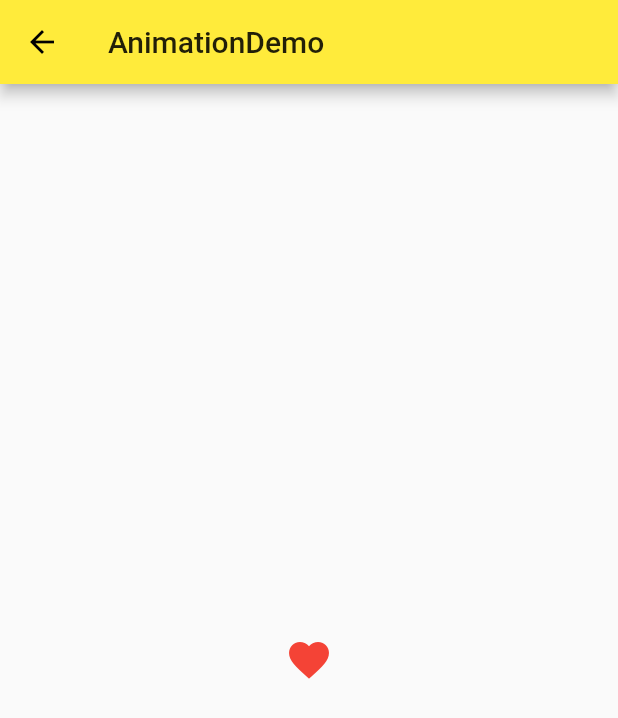
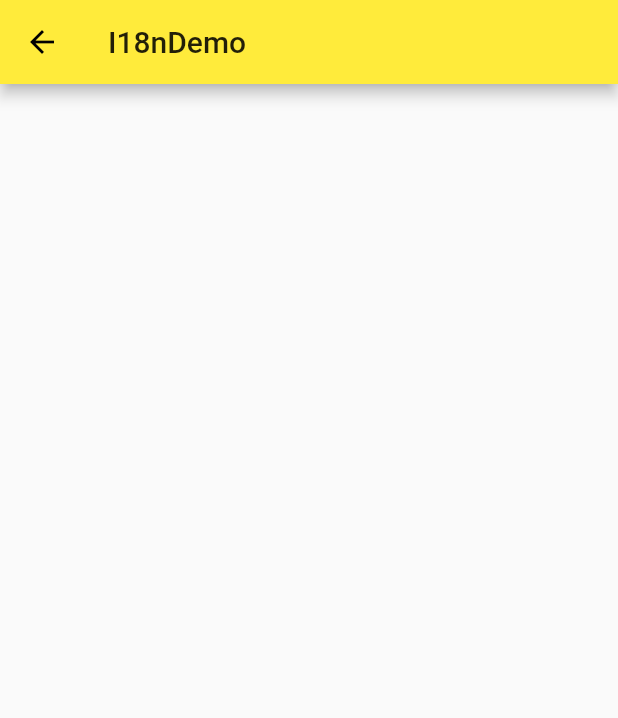
Before and after one commit to yanhao98/ninghao_flutter, a Flutter app: the screen it shows after launch, on a phone screen of 412 x 824 dp. Shown: the top 718 px of the screen. Run offline on Flutter 3.47's test engine with Material 2 defaults, Android fonts, the phone set to English and light mode, and no system bars; our stand-ins replace rxdart.

Commit message:
i18n start

```diff
--- /dev/null
+++ b/lib/demo/i18n/i18n_demo.dart
@@ -0,0 +1,12 @@
+import 'package:flutter/material.dart';
+
+class I18nDemo extends StatelessWidget {
+  @override
+  Widget build(BuildContext context) {
+    return Scaffold(
+      appBar: AppBar(
+        title: Text('I18nDemo'),
+      ),
+    );
+  }
+}
--- a/lib/main.dart
+++ b/lib/main.dart
@@ -3,6 +3,7 @@ import 'package:ninghao_flutter/demo/basic_demo.dart';
 import 'package:ninghao_flutter/demo/bloc/bloc_demo.dart';
 import 'package:ninghao_flutter/demo/form_demo.dart';
 import 'package:ninghao_flutter/demo/http/http_demo.dart';
+import 'package:ninghao_flutter/demo/i18n/i18n_demo.dart';
 import 'package:ninghao_flutter/demo/material_components.dart';
 import 'package:ninghao_flutter/demo/navigator_demo.dart';
 import 'package:ninghao_flutter/demo/sliver_deno.dart';
@@ -27,7 +28,7 @@ class App extends StatelessWidget {
     return MaterialApp(
       debugShowCheckedModeBanner: true,
       // home: NavigatorDemo(),
-      initialRoute: '/animation',
+      initialRoute: '/i18n',
       routes: {
         '/': (context) => Home(),
         // '/': (context) => NavigatorDemo(),
@@ -40,6 +41,7 @@ class App extends StatelessWidget {
         '/bloc': (context) => BlocDemo(),
         '/http': (context) => HttpDemo(),
         '/animation': (context) => AnimatinDemo(),
+        '/i18n': (context) => I18nDemo(),
       },
       darkTheme: ThemeData.dark(),
       theme: ThemeData(
```
